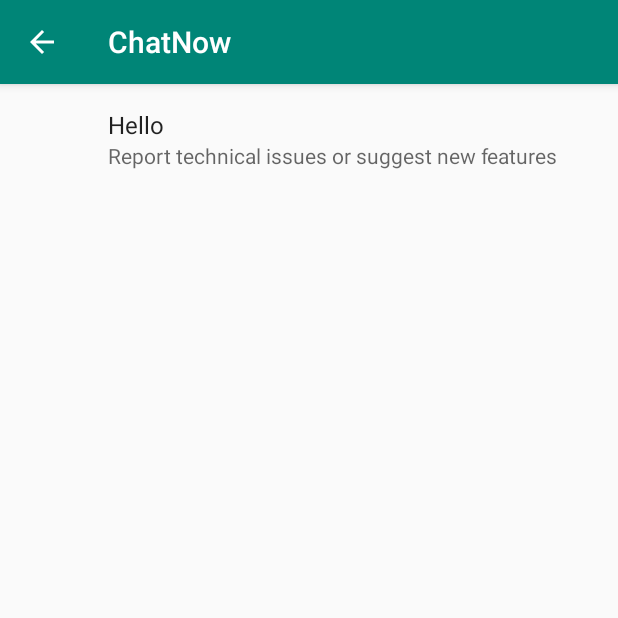
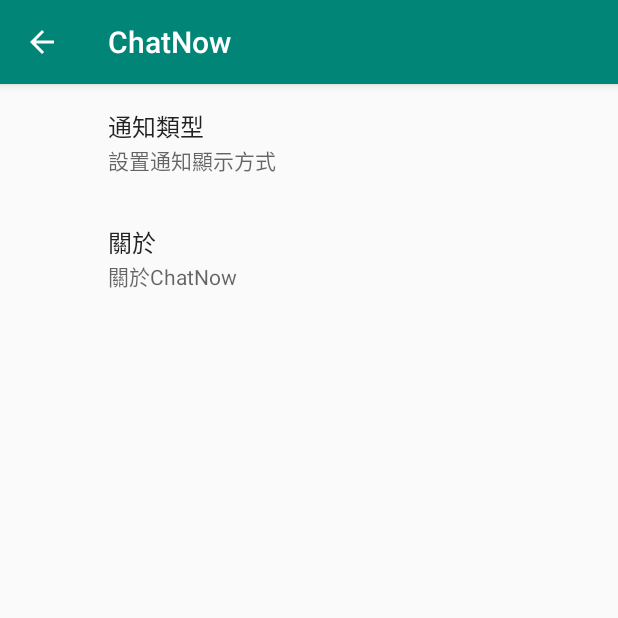
Before and after one commit to DarKArieS/ChatNow, an Android app: the fragment SettingFragment placed in its activity, on a phone screen of 412 x 824 dp, the top half of it. Run offline under Robolectric (Android 15) with nearby library versions, the phone set to English and light mode, and no system bars; our stand-ins replace RxJava, Timber, androidx.preference; network calls fail; 1 statement that could not run was skipped.

Commit message:
build a preference page

```diff
--- a/app/src/main/AndroidManifest.xml
+++ b/app/src/main/AndroidManifest.xml
@@ -12,6 +12,11 @@
             android:roundIcon="@mipmap/ic_launcher_round"
             android:supportsRtl="true"
             android:theme="@style/AppTheme">
+        <service
+                android:name=".service.NotificationJobService"
+                android:permission="android.permission.BIND_JOB_SERVICE">
+        </service>
+
         <receiver
                 android:name=".service.ServiceStarter"
                 android:enabled="true"
--- a/app/src/main/java/com/myapp/aries/chatapp/SettingFragment.kt
+++ b/app/src/main/java/com/myapp/aries/chatapp/SettingFragment.kt
@@ -2,7 +2,9 @@ package com.myapp.aries.chatapp
 
 
 import android.content.Context
+import android.content.DialogInterface
 import android.os.Bundle
+import android.support.v7.app.AlertDialog
 import android.support.v7.preference.PreferenceFragmentCompat
 import android.view.LayoutInflater
 import android.view.View
@@ -34,6 +36,34 @@ class SettingFragment : PreferenceFragmentCompat() {
 
     override fun onCreatePreferences(savedInstanceState: Bundle?, rootKey: String?) {
         setPreferencesFromResource(R.xml.preference_chat, rootKey)
+        preferenceManager.findPreference("AboutPreference").setOnPreferenceClickListener {
+            // shared_pre stored at chatapp_preferences.xml
+            Timber.tag("SettingFragment").d(
+                preferenceManager.sharedPreferencesName
+            )
+            Timber.tag("SettingFragment").d(
+                preferenceManager.sharedPreferencesMode.toString()
+            )
+            Timber.tag("SettingFragment").d(
+                preferenceManager.sharedPreferences.all.toString()
+            )
+
+            Timber.tag("SettingFragment").d("click About")
+
+            val dialogBuilder = mainActivity?.let{AlertDialog.Builder(it)}
+            dialogBuilder?.apply{
+                setTitle("關於")
+                setMessage("你好~")
+                setPositiveButton("ok",
+                    DialogInterface.OnClickListener { dialog, id ->
+                        // User clicked OK button
+                    })
+            }
+            val dialog = dialogBuilder?.create()
+            dialog?.show()
+
+            true
+        }
     }
 
     private fun setupAppBar(){
@@ -42,6 +72,4 @@ class SettingFragment : PreferenceFragmentCompat() {
         }
         this.setHasOptionsMenu(false)
     }
-
-
 }
--- a/app/src/main/java/com/myapp/aries/chatapp/service/ServiceStarter.kt
+++ b/app/src/main/java/com/myapp/aries/chatapp/service/ServiceStarter.kt
@@ -6,7 +6,7 @@ import android.content.Intent
 import timber.log.Timber
 
 class ServiceStarter : BroadcastReceiver() {
-
+    // Broadcast is dead in Android O :x
     override fun onReceive(context: Context, intent: Intent) {
         Timber.tag("myNoti").d("ServiceStarter: Receive call!")
 
--- /dev/null
+++ b/app/src/main/res/values/arrays.xml
@@ -0,0 +1,15 @@
+<?xml version="1.0" encoding="utf-8"?>
+<resources>
+    <string-array name="notification_type">
+        <item>不開啟通知</item>
+        <item>型態一</item>
+        <item>型態二</item>
+    </string-array>
+
+    <string-array name="notification_type_code">
+        <item>0</item>
+        <item>1</item>
+        <item>2</item>
+    </string-array>
+
+</resources>
--- a/app/src/main/res/xml/preference_chat.xml
+++ b/app/src/main/res/xml/preference_chat.xml
@@ -1,11 +1,28 @@
 <?xml version="1.0" encoding="utf-8"?>
 <android.support.v7.preference.PreferenceScreen
-        xmlns:android="http://schemas.android.com/apk/res/android"
-        xmlns:app="http://schemas.android.com/apk/res-auto">
+        xmlns:android="http://schemas.android.com/apk/res/android">
+    <android.support.v7.preference.ListPreference
+            android:defaultValue="1"
+            android:title="通知類型"
+            android:summary="設置通知顯示方式"
+            android:entries="@array/notification_type"
+            android:entryValues="@array/notification_type_code"
+            android:key="NotificationTypePreference"
+    />
 
-    <Preference
-            app:key="TestPreference"
-            app:title="Hello"
-            app:summary="Report technical issues or suggest new features"/>
+    <!--<MultiSelectListPreference-->
+            <!--android:dialogTitle="MultiSelectListPreferenceDialog"-->
+            <!--android:entries="@array/notification_type"-->
+            <!--android:entryValues="@array/notification_type_code"-->
+            <!--android:key="key_multi_select_list_pref"-->
+            <!--android:summary="MultiSelectListPreference summary"-->
+            <!--android:title="MultiSelectListPreference"-->
+    <!--/>-->
+
+    <android.support.v7.preference.Preference
+            android:title="關於"
+            android:summary="關於ChatNow"
+            android:key="AboutPreference"
+    />
 
 </android.support.v7.preference.PreferenceScreen>
--- a/build.gradle
+++ b/build.gradle
@@ -8,7 +8,7 @@ buildscript {
         mavenCentral()
     }
     dependencies {
-        classpath 'com.android.tools.build:gradle:3.3.1'
+        classpath 'com.android.tools.build:gradle:3.4.0'
         classpath "org.jetbrains.kotlin:kotlin-gradle-plugin:$kotlin_version"
         // NOTE: Do not place your application dependencies here; they belong
         // in the individual module build.gradle files
```
Also changed, not shown: app/src/main/java/com/myapp/aries/chatapp/ChatFragment.kt (+15 -0 lines), app/src/main/java/com/myapp/aries/chatapp/custom_preference/AboutDialogPreference.kt (added, +10 -0 lines), app/src/main/java/com/myapp/aries/chatapp/service/NotificationJobService.kt (added, +19 -0 lines).
